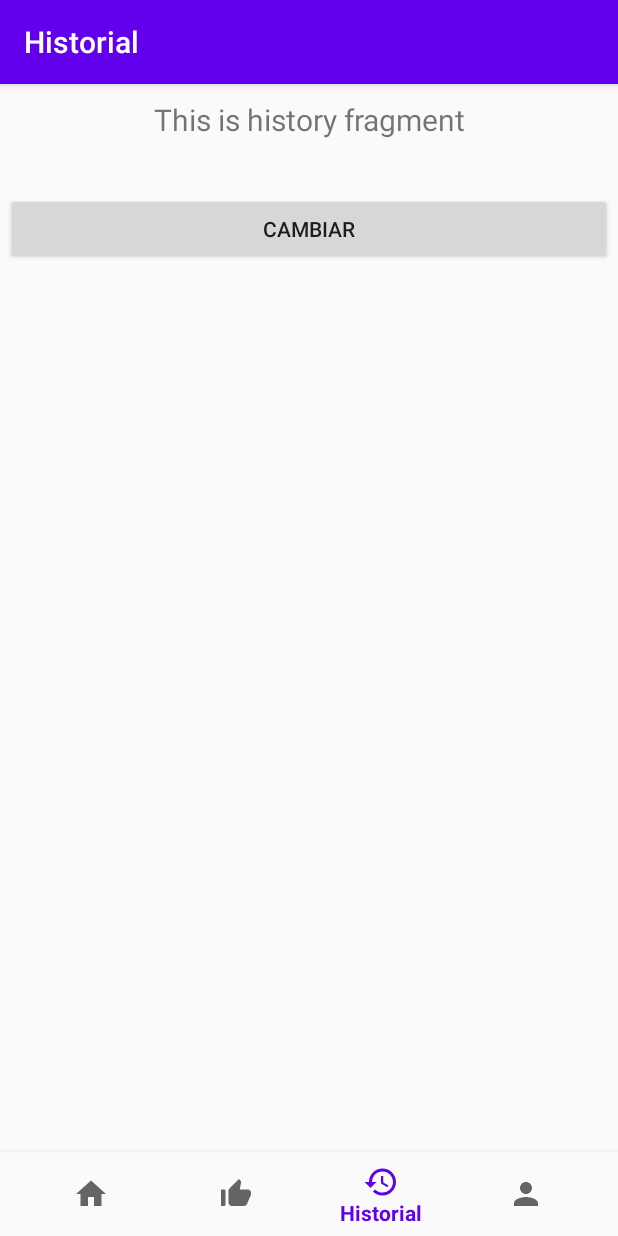
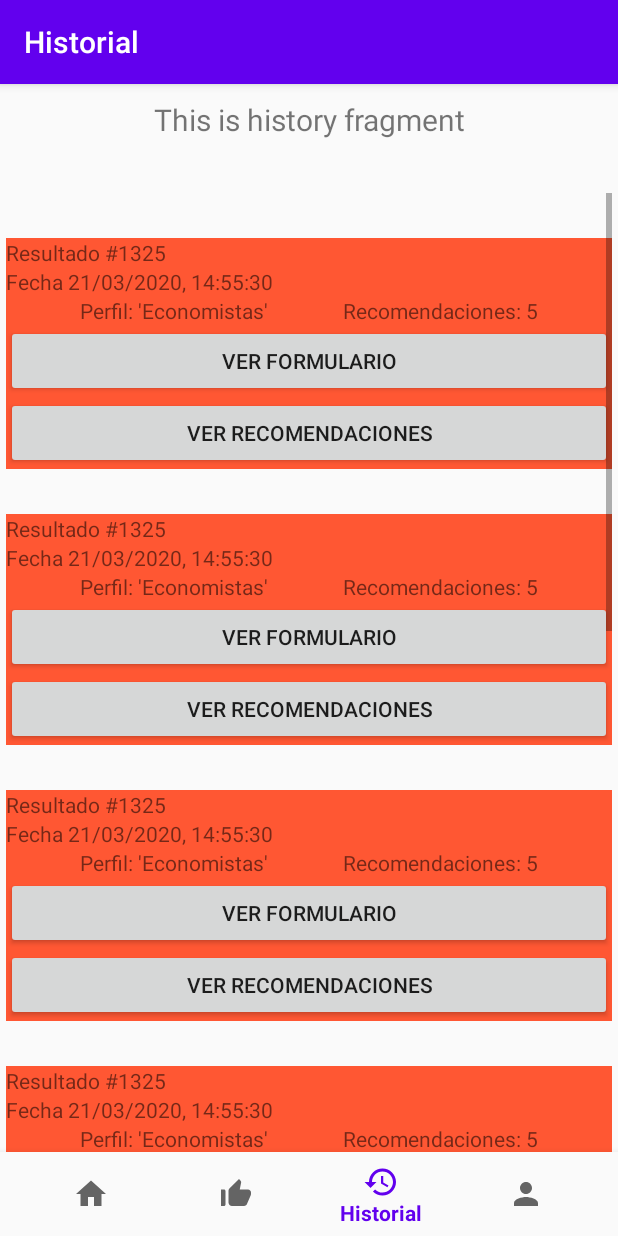
Before and after one commit to bitmarc/Recommender, an Android app: the HistoryFragment screen opened through its navigation route, on a phone screen of 412 x 824 dp. Run offline under Robolectric (Android 15) with nearby library versions, the phone set to English and light mode, and no system bars; our stand-ins replace navigation-ui; 3 statements that could not run were skipped.

Commit message:
0.8.0 Se agrego la estructura de contenedores dinamica para visualizar resultados de recomendaciones

```diff
--- a/app/src/main/java/com/example/recommender/ui/history/HistoryFragment.java
+++ b/app/src/main/java/com/example/recommender/ui/history/HistoryFragment.java
@@ -4,7 +4,7 @@ import android.os.Bundle;
 import android.view.LayoutInflater;
 import android.view.View;
 import android.view.ViewGroup;
-import android.widget.Button;
+import android.widget.LinearLayout;
 import android.widget.TextView;
 
 import androidx.annotation.NonNull;
@@ -14,7 +14,6 @@ import androidx.lifecycle.Observer;
 import androidx.lifecycle.ViewModelProviders;
 
 import com.example.recommender.R;
-import com.example.recommender.ui.profile.ProfileViewModel;
 
 public class HistoryFragment extends Fragment {
 
@@ -26,18 +25,13 @@ public class HistoryFragment extends Fragment {
                 ViewModelProviders.of(this).get(HistoryViewModel.class);
         View root = inflater.inflate(R.layout.fragment_history, container, false);
         final TextView textView = root.findViewById(R.id.text_history);
-        final Button changeValue = root.findViewById(R.id.change);
+        LinearLayout lparent = root.findViewById(R.id.idLinearLRows);
+        ItemResult itres = new ItemResult(getContext(),8);
+        itres.initContainers(lparent);
         historyViewModel.getText().observe(getViewLifecycleOwner(), new Observer<String>() {
             @Override
             public void onChanged(@Nullable String s) {
                 textView.setText(s);
-            }
-        });
-
-        changeValue.setOnClickListener(new View.OnClickListener() {
-            @Override
-            public void onClick(View view) {
-                historyViewModel.changeValue("hola");
             }
         });
 
--- /dev/null
+++ b/app/src/main/java/com/example/recommender/ui/history/ItemResult.java
@@ -0,0 +1,136 @@
+package com.example.recommender.ui.history;
+// clase para generar items de resultaods de manera dinamica.
+
+import android.content.Context;
+import android.graphics.Color;
+import android.view.View;
+import android.widget.Button;
+import android.widget.LinearLayout;
+import android.widget.TextView;
+
+import androidx.constraintlayout.widget.ConstraintLayout;
+import androidx.constraintlayout.widget.ConstraintSet;
+
+import java.util.ArrayList;
+
+public class ItemResult extends ConstraintLayout implements View.OnClickListener{
+    private Context context;
+    private int userResults;
+    private LinearLayout.LayoutParams layoutParamsP = new LinearLayout.LayoutParams(LinearLayout.LayoutParams.MATCH_PARENT, LinearLayout.LayoutParams.WRAP_CONTENT);
+    private ConstraintLayout.LayoutParams layoutParamsContainer = new LayoutParams(ConstraintLayout.LayoutParams.MATCH_PARENT, LayoutParams.MATCH_PARENT);
+    private ArrayList<Integer> idsContenedores, idsBtnForm, idsBtnRes;
+
+    public ItemResult(Context context, int userResults){
+        super(context);
+        this.context=context;
+        this.userResults=userResults;
+        idsContenedores = new ArrayList<>();
+        idsBtnForm = new ArrayList<>();
+        idsBtnRes = new ArrayList<>();
+    }
+
+    public void initContainers(LinearLayout parent) {
+        float scale = context.getResources().getDisplayMetrics().density;
+        layoutParamsP.setMargins(0, toPixels(30,scale), 0, 0);
+        for (int i = 0; i < userResults; i++) {
+            parent.addView(createItem(context),layoutParamsP); //objeto result en lugar de question
+        }
+    }
+
+    private ConstraintLayout createItem(Context context) {
+        ConstraintLayout contenedor = new ConstraintLayout(context);
+        contenedor.setId(View.generateViewId());
+        contenedor.setLayoutParams(layoutParamsContainer);
+        contenedor.setBackgroundColor(Color.parseColor("#FF5733"));
+
+        TextView numResult = new TextView(context); // title ahora es numberResult
+        numResult.setId(View.generateViewId());
+        numResult.setText("Resultado #1325"); // question.getTitle() ahora se coambia por user result
+        numResult.setLayoutParams(new LayoutParams(LayoutParams.MATCH_PARENT, LayoutParams.WRAP_CONTENT));
+        contenedor.addView(numResult);
+
+        TextView dateTime = new TextView(context);
+        dateTime.setId(View.generateViewId());
+        dateTime.setText("Fecha 21/03/2020, 14:55:30");
+        dateTime.setLayoutParams(new LayoutParams(LayoutParams.MATCH_PARENT, LayoutParams.WRAP_CONTENT));
+        contenedor.addView(dateTime);
+
+        TextView profile = new TextView(context);
+        profile.setId(View.generateViewId());
+        profile.setText("Perfil: 'Economistas'");
+        profile.setLayoutParams(new LayoutParams(LayoutParams.WRAP_CONTENT, LayoutParams.WRAP_CONTENT));
+        contenedor.addView(profile);
+
+        TextView numRec = new TextView(context);
+        numRec.setId(View.generateViewId());
+        numRec.setText("Recomendaciones: 5");
+        numRec.setLayoutParams(new LayoutParams(LayoutParams.WRAP_CONTENT, LayoutParams.WRAP_CONTENT));
+        contenedor.addView(numRec);
+
+        final Button bForm = new Button(context);
+        bForm.setId(View.generateViewId());
+        bForm.setText("Ver formulario");
+        bForm.setLayoutParams(new LayoutParams(LayoutParams.MATCH_PARENT, LayoutParams.WRAP_CONTENT));
+        contenedor.addView(bForm);
+        idsBtnForm.add(bForm.getId());
+        bForm.setOnClickListener(this);
+
+        Button bResult = new Button(context);
+        bResult.setId(View.generateViewId());
+        bResult.setText("Ver recomendaciones");
+        bResult.setLayoutParams(new LayoutParams(LayoutParams.MATCH_PARENT, LayoutParams.WRAP_CONTENT));
+        contenedor.addView(bResult);
+        idsBtnRes.add(bResult.getId());
+        bResult.setOnClickListener(this);
+
+        ConstraintSet constraintSet = new ConstraintSet();
+        constraintSet.clone(contenedor);
+        constraintSet.connect(numResult.getId(), constraintSet.START, contenedor.getId(), constraintSet.START);
+        constraintSet.connect(numResult.getId(), constraintSet.END, contenedor.getId(), constraintSet.END);
+        constraintSet.connect(numResult.getId(), constraintSet.TOP, contenedor.getId(), constraintSet.TOP);
+        constraintSet.connect(dateTime.getId(), constraintSet.START, contenedor.getId(), constraintSet.START);
+        constraintSet.connect(dateTime.getId(), constraintSet.END, contenedor.getId(), constraintSet.END);
+        constraintSet.connect(dateTime.getId(), constraintSet.TOP, numResult.getId(), constraintSet.BOTTOM);
+        constraintSet.connect(profile.getId(), constraintSet.START, contenedor.getId(), constraintSet.START);
+        constraintSet.connect(profile.getId(), constraintSet.END, numRec.getId(), constraintSet.START);
+        constraintSet.connect(profile.getId(), constraintSet.TOP, dateTime.getId(), constraintSet.BOTTOM);
+        constraintSet.connect(numRec.getId(), constraintSet.START, profile.getId(), constraintSet.END);
+        constraintSet.connect(numRec.getId(), constraintSet.END, contenedor.getId(), constraintSet.END);
+        constraintSet.connect(numRec.getId(), constraintSet.TOP, dateTime.getId(), constraintSet.BOTTOM);
+
+        constraintSet.connect(bForm.getId(), constraintSet.START, contenedor.getId(), constraintSet.START);
+        constraintSet.connect(bForm.getId(), constraintSet.END, contenedor.getId(), constraintSet.END);
+        constraintSet.connect(bForm.getId(), constraintSet.TOP, profile.getId(), constraintSet.BOTTOM);
+        constraintSet.connect(bResult.getId(), constraintSet.START, contenedor.getId(), constraintSet.START);
+        constraintSet.connect(bResult.getId(), constraintSet.END, contenedor.getId(), constraintSet.END);
+        constraintSet.connect(bResult.getId(), constraintSet.TOP, bForm.getId(), constraintSet.BOTTOM);
+        constraintSet.applyTo(contenedor);
+        idsContenedores.add(contenedor.getId());
+        return contenedor;
+    }
+
+    private int toPixels(int dp, float scale) {
+        int pixels = (int) (dp * scale + 0.5f);
+        return pixels;
+    }
+
+    private void loadForms(int idButton){
+        System.out.println("id form:"+idButton);
+    }
+    private void loadRecom(int idButton){
+        System.out.println("id recom:"+idButton);
+    }
+
+    @Override
+    public void onClick(View view) {
+        for(int x = 0; x<idsContenedores.size() ; x++){
+            if(view.getId()==idsBtnForm.get(x)){
+                loadForms(view.getId());
+                break;
+            }else if(view.getId()==idsBtnRes.get(x)){
+                loadRecom(view.getId());
+                break;
+            }
+        }
+    }
+}
--- a/app/src/main/java/com/example/recommender/ui/profile/PasswordChange.java
+++ b/app/src/main/java/com/example/recommender/ui/profile/PasswordChange.java
@@ -15,8 +15,11 @@ import android.view.inputmethod.EditorInfo;
 import android.widget.Button;
 import android.widget.EditText;
 import android.widget.TextView;
+import android.widget.Toast;
 
+import com.example.recommender.MainActivity;
 import com.example.recommender.R;
+import com.example.recommender.SessionManagement;
 
 public class PasswordChange extends AppCompatActivity {
 
@@ -25,7 +28,7 @@ public class PasswordChange extends AppCompatActivity {
     private EditText pass1;
     private EditText pass2;
     private PasswordChangeViewModel passwordChangeViewModel;
-
+    SessionManagement sessionManagement;
 
     @Override
     protected void onCreate(Bundle savedInstanceState) {
@@ -37,6 +40,7 @@ public class PasswordChange extends AppCompatActivity {
         this.pass2= findViewById(R.id.idEtNewPass2);
         this.actualPass = findViewById(R.id.idEtOladPass);
         this.pass1 = findViewById(R.id.idEtNewPass);
+        sessionManagement = new SessionManagement(PasswordChange.this);
 
         passwordChangeViewModel= ViewModelProviders.of(this).get(PasswordChangeViewModel.class);
 
@@ -83,11 +87,16 @@ public class PasswordChange extends AppCompatActivity {
             @Override
             public boolean onEditorAction(TextView v, int actionId, KeyEvent event) {
                 if (actionId == EditorInfo.IME_ACTION_DONE) {
-                    //signupViewModel.signup(usernameEditText.getText().toString(), passwordEditText.getText().toString());
+                    if(validatePassword(actualPass.getText().toString())){
                         Intent intent = new Intent();
                         intent.putExtra("newpass",pass2.getText().toString());
                         setResult(Activity.RESULT_OK, intent); // You can also send result without any data using setResult(int resultCode)
                         finish();
+                    }
+                    else{
+                        Toast.makeText(PasswordChange.this, "Contraseña de usuario incorrecta, verificala porfavor", Toast.LENGTH_SHORT).show();
+                        actualPass.setError(getString(R.string.error_password));
+                    }
                 }
                 return false;
             }
@@ -96,14 +105,29 @@ public class PasswordChange extends AppCompatActivity {
         bchangePass.setOnClickListener(new View.OnClickListener() {
             @Override
             public void onClick(View view) {
+                if(validatePassword(actualPass.getText().toString())){
                     Intent intent = new Intent();
                     intent.putExtra("newpass",pass2.getText().toString());
                     setResult(Activity.RESULT_OK, intent); // You can also send result without any data using setResult(int resultCode)
                     finish();
                 }
+                else{
+                    Toast.makeText(PasswordChange.this, "Contraseña de usuario incorrecta, verificala porfavor", Toast.LENGTH_SHORT).show();
+                    actualPass.setError(getString(R.string.error_password));
+                }
+
+            }
         });
+
+
+    }
+    public boolean validatePassword(String password){
+        String pass=sessionManagement.getUser().getPassword();
+        if(password.equals(pass))
+            return true;
+        else
+            return false;
     }
 
 
-
 }
--- a/app/src/main/res/layout/fragment_history.xml
+++ b/app/src/main/res/layout/fragment_history.xml
@@ -13,6 +13,7 @@
         android:layout_marginStart="8dp"
         android:layout_marginTop="10dp"
         android:layout_marginEnd="8dp"
+        android:text="Se encontrarion 2 Resultados pasdos"
         android:textAlignment="center"
         android:textSize="20sp"
         app:layout_constraintEnd_toEndOf="parent"
@@ -30,15 +31,10 @@
         app:layout_constraintTop_toBottomOf="@+id/text_history">
 
         <LinearLayout
+            android:id="@+id/idLinearLRows"
             android:layout_width="match_parent"
             android:layout_height="wrap_content"
-            android:orientation="vertical">
-
-            <Button
-                android:id="@+id/change"
-                android:layout_width="match_parent"
-                android:layout_height="wrap_content"
-                android:text="Cambiar" />
+            android:orientation="vertical" >
         </LinearLayout>
     </ScrollView>
 </androidx.constraintlayout.widget.ConstraintLayout>
--- a/app/src/main/res/values/strings.xml
+++ b/app/src/main/res/values/strings.xml
@@ -1,6 +1,6 @@
 <resources>
     <string name="app_name">RecomendAuto</string>
-    <string name="app_version">Recomendauto v.0.5.1</string>
+    <string name="app_version">Recomendauto v.0.8.1</string>
     <string name="app_info">UPIITA-IPN 2020</string>
     <string name="app_developer_email">marcoarojas.95@gmail.com</string>
     <!-- Strings related to login -->
@@ -18,6 +18,7 @@
     <string name="existing_username">El nombre de usuario ya esta en uso</string>
     <string name="invalid_password">La contraseña debe ser mayor a 5 caracteres</string>
     <string name="invalid_password2">La contraseña debe ser la misma</string>
+    <string name="error_password">Contraseña de usuario incorrecta</string>
     <string name="invalid_email">El correo electronico es erroneo</string>
     <string name="login_failed">"Error al inicair sesión"</string>
     <string name="signup_title">Nuevo Registro</string>
```
Lines whose indentation alone changed are shown as unchanged.
